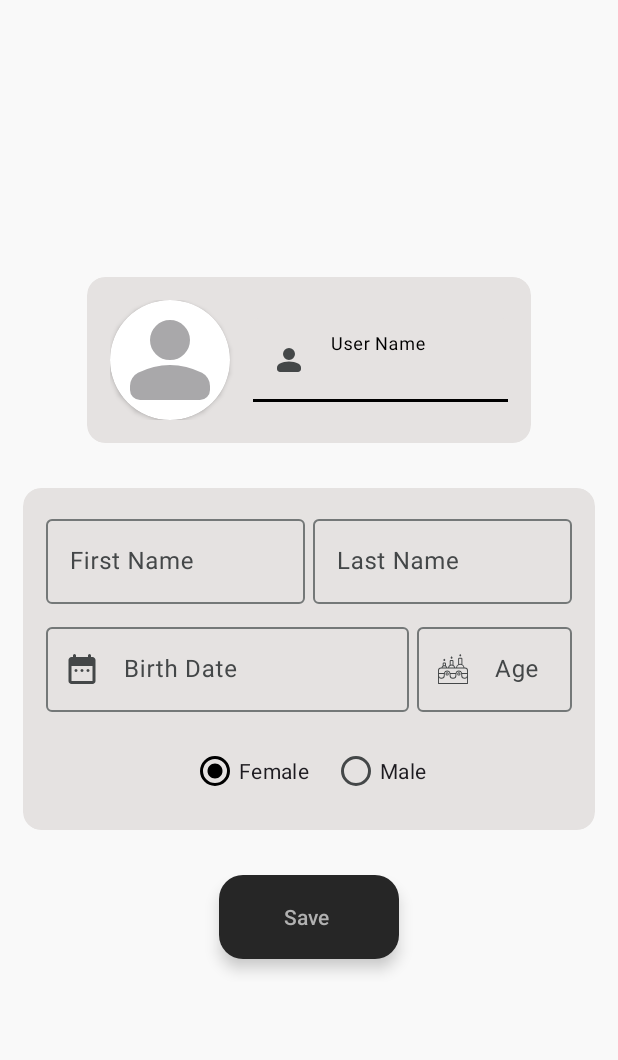
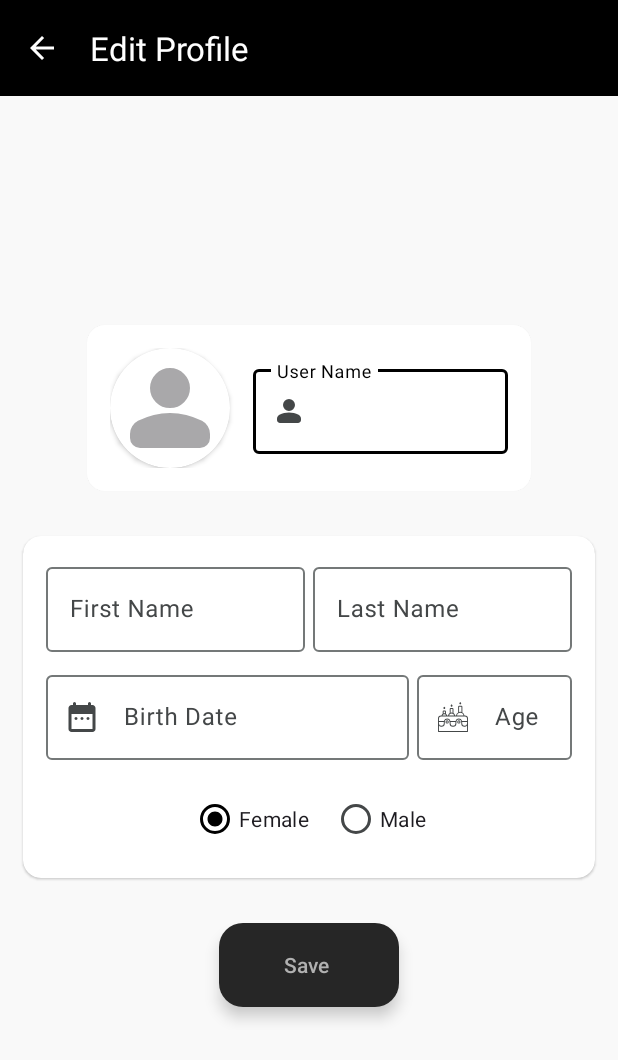
Before and after one commit to Than0s-op/ParkPilot_Business, an Android app: the UserRegister screen opened directly, with no data from a screen before it, on a phone screen of 412 x 824 dp. Shown: the top 1060 px of the screen. Run offline under Robolectric (Android 15) with nearby library versions, the phone set to English and light mode, and no system bars; our stand-ins replace Firebase (no records; nobody signed in at launch, a user with empty details on screens opened directly); libraries missing offline, so code that uses them is left out: com.avatarfirst.avatargenlib, org.osmdroid.util.

```diff
--- a/app/src/main/java/com/application/parkpilotreg/activity/UserRegister.kt
+++ b/app/src/main/java/com/application/parkpilotreg/activity/UserRegister.kt
@@ -176,6 +176,7 @@ class UserRegister : AppCompatActivity() {
     private fun showProgress() {
         // show progress bar
         binding.progressBar.visibility = View.VISIBLE
+        binding.buttonSave.visibility = View.GONE
 
         // to disable user interaction with ui
         window.setFlags(
@@ -187,6 +188,7 @@ class UserRegister : AppCompatActivity() {
     private fun unShowProgress() {
         // hide progress bar
         binding.progressBar.visibility = View.GONE
+        binding.buttonSave.visibility = View.VISIBLE
 
         // to enable user interaction with ui
         window.clearFlags(WindowManager.LayoutParams.FLAG_NOT_TOUCHABLE)
--- a/app/src/main/res/layout/user_register.xml
+++ b/app/src/main/res/layout/user_register.xml
@@ -6,25 +6,32 @@
     android:layout_height="match_parent"
     tools:context=".activity.UserRegister">
 
-    <com.google.android.material.progressindicator.LinearProgressIndicator
-        android:id="@+id/progressBar"
+    <com.google.android.material.appbar.AppBarLayout
+        android:id="@+id/appBarLayout"
         android:layout_width="match_parent"
-        android:layout_height="match_parent"
-        android:background="@color/progressBarColor"
-        android:elevation="25dp"
-        android:indeterminate="true"
-        android:padding="20dp"
-        android:visibility="gone"
-        app:layout_constraintBottom_toBottomOf="parent"
+        android:layout_height="wrap_content"
+        android:background="@color/black"
         app:layout_constraintEnd_toEndOf="parent"
         app:layout_constraintStart_toStartOf="parent"
-        app:layout_constraintTop_toTopOf="parent" />
+        app:layout_constraintTop_toTopOf="parent">
+
+        <com.google.android.material.appbar.MaterialToolbar
+            android:id="@+id/topAppBar"
+            android:layout_width="match_parent"
+            android:layout_height="wrap_content"
+            android:minHeight="?attr/actionBarSize"
+            app:navigationIcon="@drawable/baseline_arrow_back_24"
+            app:navigationIconTint="@color/white"
+            app:title="Edit Profile"
+            app:titleTextColor="@color/white" />
+
+    </com.google.android.material.appbar.AppBarLayout>
 
     <ScrollView
         android:layout_width="match_parent"
         android:layout_height="wrap_content"
         app:layout_constraintBottom_toBottomOf="parent"
-        app:layout_constraintTop_toTopOf="parent">
+        app:layout_constraintTop_toBottomOf="@+id/appBarLayout">
 
         <LinearLayout
             android:layout_width="match_parent"
@@ -39,7 +46,7 @@
             <!-- first section user profile and name -->
 
             <com.google.android.material.card.MaterialCardView
-                style="?attr/materialCardViewFilledStyle"
+                style="?attr/materialCardViewElevatedStyle"
                 android:layout_width="wrap_content"
                 android:layout_height="wrap_content"
                 app:contentPadding="15dp">
@@ -67,7 +74,6 @@
                     </androidx.cardview.widget.CardView>
 
                     <com.google.android.material.textfield.TextInputLayout
-                        style="?attr/textInputFilledStyle"
                         android:layout_width="170dp"
                         android:layout_height="wrap_content"
                         app:startIconDrawable="@drawable/person_icon">
@@ -89,7 +95,7 @@
             <!-- second section user personal details -->
 
             <com.google.android.material.card.MaterialCardView
-                style="?attr/materialCardViewFilledStyle"
+                style="?attr/materialCardViewElevatedStyle"
                 android:layout_width="match_parent"
                 android:layout_height="wrap_content">
 
@@ -225,6 +231,15 @@
                 android:layout_height="wrap_content"
                 android:text="Save" />
 
+            <com.google.android.material.progressindicator.CircularProgressIndicator
+                android:id="@+id/progressBar"
+                android:layout_width="wrap_content"
+                android:layout_height="wrap_content"
+                android:layout_gravity="center_horizontal"
+                android:indeterminate="true"
+                android:visibility="gone"
+                app:indicatorColor="@color/black" />
+
         </LinearLayout>
 
     </ScrollView>
```
